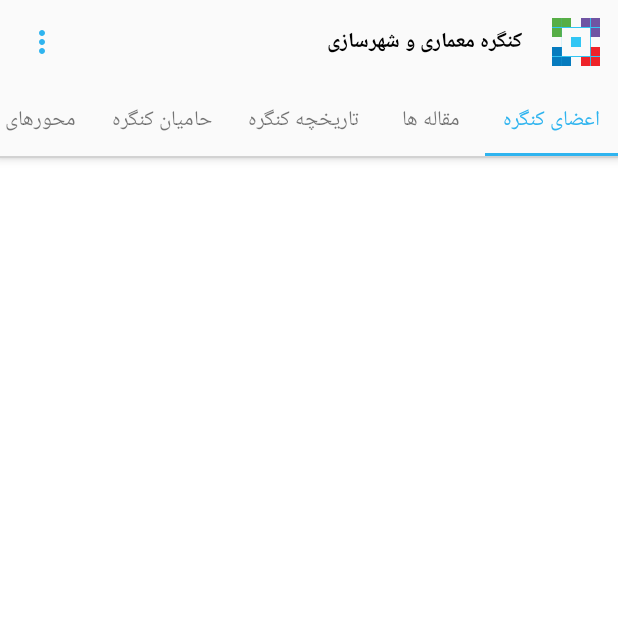
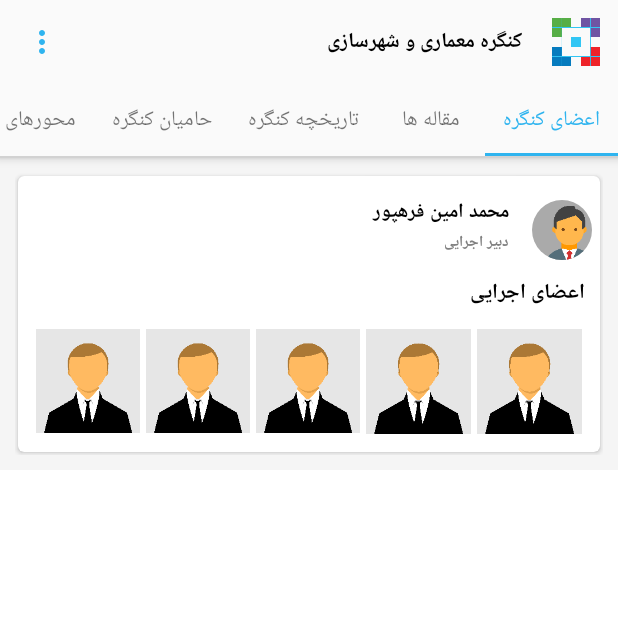
Before and after one commit to ammorteza/ArchitectureConference, an Android app: the MainActivity screen opened directly, with no data from a screen before it, tab 5 chosen, on a phone screen of 412 x 824 dp, the top half of it. Run offline under Robolectric (Android 15) with nearby library versions, the phone set to English and light mode, and no system bars.

Commit message:
start making members tab 1395/10/6

```diff
--- a/app/src/main/java/com/ammorteza/architectureconference/MainActivity.java
+++ b/app/src/main/java/com/ammorteza/architectureconference/MainActivity.java
@@ -1,7 +1,6 @@
 package com.ammorteza.architectureconference;
 
 import android.app.Dialog;
-import android.content.Context;
 import android.graphics.Typeface;
 import android.graphics.drawable.ColorDrawable;
 import android.support.annotation.Nullable;
@@ -9,7 +8,6 @@ import android.support.design.widget.TabLayout;
 import android.support.v4.app.Fragment;
 import android.support.v4.app.FragmentManager;
 import android.support.v4.app.FragmentStatePagerAdapter;
-import android.support.v4.view.PagerAdapter;
 import android.support.v4.view.ViewPager;
 import android.support.v7.app.ActionBar;
 import android.support.v7.app.AppCompatActivity;
@@ -24,15 +22,11 @@ import android.view.View;
 import android.view.ViewGroup;
 import android.view.Window;
 import android.view.WindowManager;
-import android.view.animation.AnimationUtils;
 import android.widget.ImageView;
 import android.widget.LinearLayout;
 import android.widget.PopupMenu;
 import android.widget.RadioGroup;
 import android.widget.TextView;
-import android.widget.ViewFlipper;
-
-import com.cepheuen.progresspageindicator.ProgressPageIndicator;
 
 /**
  * An example full-screen activity that shows and hides the system UI (i.e.
@@ -70,7 +64,7 @@ public class MainActivity extends AppCompatActivity {
         switch (view.getId())
         {
             case R.id.conItem1:
-                LoadBigImage.createResizedImageViewWithoutPlaceHolderFromAssets(MainActivity.this , (ImageView)dialog.findViewById(R.id.con_dialog_img) , "con_part1_4.jpg");
+                LoadBigImage.createResizedImageViewWithoutPlaceHolderFromAssets(MainActivity.this , (ImageView)dialog.findViewById(R.id.con_dialog_img) , "con_part1_4.png");
                 ((TextView)dialog.findViewById(R.id.con_dialog_subject)).setText("معماری و شهرسازی مدرن");
                 ((TextView)dialog.findViewById(R.id.con_dialog_name)).setText("دکتر مترجم");
                 ((TextView)dialog.findViewById(R.id.con_dialog_desc)).setText("ساخت و ساز، بنا کردن آبادی ها و راهکارهای شکل گیری آن از دیرباز مورد توجه انسان بوده است. ");
@@ -78,7 +72,7 @@ public class MainActivity extends AppCompatActivity {
                 Log.d("11111111", "111111111111111111");
                 break;
             case R.id.conItem2:
-                LoadBigImage.createResizedImageViewWithoutPlaceHolderFromAssets(MainActivity.this , (ImageView)dialog.findViewById(R.id.con_dialog_img) , "con_part1_4.jpg");
+                LoadBigImage.createResizedImageViewWithoutPlaceHolderFromAssets(MainActivity.this , (ImageView)dialog.findViewById(R.id.con_dialog_img) , "con_part1_4.png");
                 Log.d("222222222", "22222222222222");
                 break;
         }
@@ -146,19 +140,19 @@ public class MainActivity extends AppCompatActivity {
                     LoadBigImage.createResizedImageViewWithoutPlaceHolderFromAssets(getContext() , (ImageView)view.findViewById(R.id.con_banner1) , "irancell_banner.png");
                     LoadBigImage.createResizedImageViewWithoutPlaceHolderFromAssets(getContext() , (ImageView)view.findViewById(R.id.con_banner2) , "irancell_banner1.png");
                     LoadBigImage.createResizedImageViewWithoutPlaceHolderFromAssets(getContext() , (ImageView)view.findViewById(R.id.con_banner3) , "irancell_banner2.png");
-                    LoadBigImage.createResizedImageViewWithoutPlaceHolderFromAssets(getContext() , (ImageView)view.findViewById(R.id.con_part1_img1) , "con_part1_4.jpg");
-                    LoadBigImage.createResizedImageViewWithoutPlaceHolderFromAssets(getContext() , (ImageView)view.findViewById(R.id.con_part1_img2) , "con_part1_4.jpg");
-                    LoadBigImage.createResizedImageViewWithoutPlaceHolderFromAssets(getContext() , (ImageView)view.findViewById(R.id.con_part1_img3) , "con_part1_4.jpg");
-                    LoadBigImage.createResizedImageViewWithoutPlaceHolderFromAssets(getContext() , (ImageView)view.findViewById(R.id.con_part1_img4) , "con_part1_4.jpg");
-                    LoadBigImage.createResizedImageViewWithoutPlaceHolderFromAssets(getContext() , (ImageView)view.findViewById(R.id.con_part1_img5) , "con_part1_4.jpg");
-                    LoadBigImage.createResizedImageViewWithoutPlaceHolderFromAssets(getContext() , (ImageView)view.findViewById(R.id.con_part1_img6) , "con_part1_4.jpg");
+                    LoadBigImage.createResizedImageViewWithoutPlaceHolderFromAssets(getContext() , (ImageView)view.findViewById(R.id.con_part1_img1) , "con_part1_4.png");
+                    LoadBigImage.createResizedImageViewWithoutPlaceHolderFromAssets(getContext() , (ImageView)view.findViewById(R.id.con_part1_img2) , "con_part1_4.png");
+                    LoadBigImage.createResizedImageViewWithoutPlaceHolderFromAssets(getContext() , (ImageView)view.findViewById(R.id.con_part1_img3) , "con_part1_4.png");
+                    LoadBigImage.createResizedImageViewWithoutPlaceHolderFromAssets(getContext() , (ImageView)view.findViewById(R.id.con_part1_img4) , "con_part1_4.png");
+                    LoadBigImage.createResizedImageViewWithoutPlaceHolderFromAssets(getContext() , (ImageView)view.findViewById(R.id.con_part1_img5) , "con_part1_4.png");
+                    LoadBigImage.createResizedImageViewWithoutPlaceHolderFromAssets(getContext() , (ImageView)view.findViewById(R.id.con_part1_img6) , "con_part1_4.png");
                     LoadBigImage.createResizedImageViewWithoutPlaceHolderFromAssets(getContext() , (ImageView)view.findViewById(R.id.con_lunch_time) , "lunch_time.png");
-                    LoadBigImage.createResizedImageViewWithoutPlaceHolderFromAssets(getContext() , (ImageView)view.findViewById(R.id.con_part2_img1) , "con_part1_4.jpg");
-                    LoadBigImage.createResizedImageViewWithoutPlaceHolderFromAssets(getContext() , (ImageView)view.findViewById(R.id.con_part2_img2) , "con_part1_4.jpg");
-                    LoadBigImage.createResizedImageViewWithoutPlaceHolderFromAssets(getContext() , (ImageView)view.findViewById(R.id.con_part2_img3) , "con_part1_4.jpg");
-                    LoadBigImage.createResizedImageViewWithoutPlaceHolderFromAssets(getContext() , (ImageView)view.findViewById(R.id.con_part2_img4) , "con_part1_4.jpg");
-                    LoadBigImage.createResizedImageViewWithoutPlaceHolderFromAssets(getContext() , (ImageView)view.findViewById(R.id.con_part2_img5) , "con_part1_4.jpg");
-                    LoadBigImage.createResizedImageViewWithoutPlaceHolderFromAssets(getContext() , (ImageView)view.findViewById(R.id.con_part2_img6) , "con_part1_4.jpg");
+                    LoadBigImage.createResizedImageViewWithoutPlaceHolderFromAssets(getContext() , (ImageView)view.findViewById(R.id.con_part2_img1) , "con_part1_4.png");
+                    LoadBigImage.createResizedImageViewWithoutPlaceHolderFromAssets(getContext() , (ImageView)view.findViewById(R.id.con_part2_img2) , "con_part1_4.png");
+                    LoadBigImage.createResizedImageViewWithoutPlaceHolderFromAssets(getContext() , (ImageView)view.findViewById(R.id.con_part2_img3) , "con_part1_4.png");
+                    LoadBigImage.createResizedImageViewWithoutPlaceHolderFromAssets(getContext() , (ImageView)view.findViewById(R.id.con_part2_img4) , "con_part1_4.png");
+                    LoadBigImage.createResizedImageViewWithoutPlaceHolderFromAssets(getContext() , (ImageView)view.findViewById(R.id.con_part2_img5) , "con_part1_4.png");
+                    LoadBigImage.createResizedImageViewWithoutPlaceHolderFromAssets(getContext() , (ImageView)view.findViewById(R.id.con_part2_img6) , "con_part1_4.png");
                     break;
                 case 2:
                     LoadBigImage.createResizedImageViewWithoutPlaceHolderFromAssets(getContext() , (ImageView)view.findViewById(R.id.supportersMirasLogo) , "miras_logo.png");
@@ -177,6 +171,18 @@ public class MainActivity extends AppCompatActivity {
                     LoadBigImage.createResizedImageViewWithoutPlaceHolderFromAssets(getContext() , (ImageView)view.findViewById(R.id.rahVaShahrsaziLogo) , "_iran_logo.png");
                     LoadBigImage.createResizedImageViewWithoutPlaceHolderFromAssets(getContext() , (ImageView)view.findViewById(R.id.shoraLogo) , "shoraye_eslami_logo.png");
                     LoadBigImage.createResizedImageViewWithoutPlaceHolderFromAssets(getContext() , (ImageView)view.findViewById(R.id.shabake5Logo) , "shabake_5_logo.png");
+                    break;
+                case 3:
+                    break;
+                case 4:
+                    break;
+                case 5:
+                    LoadBigImage.createResizedImageViewWithoutPlaceHolderFromAssets(getContext() , (ImageView)view.findViewById(R.id.execAdmin) , "con_part1_4.png");
+                    LoadBigImage.createResizedImageViewWithoutPlaceHolderFromAssets(getContext() , (ImageView)view.findViewById(R.id.exec1) , "member.png");
+                    LoadBigImage.createResizedImageViewWithoutPlaceHolderFromAssets(getContext() , (ImageView)view.findViewById(R.id.exec2) , "member.png");
+                    LoadBigImage.createResizedImageViewWithoutPlaceHolderFromAssets(getContext() , (ImageView)view.findViewById(R.id.exec3) , "member.png");
+                    LoadBigImage.createResizedImageViewWithoutPlaceHolderFromAssets(getContext() , (ImageView)view.findViewById(R.id.exec4) , "member.png");
+                    LoadBigImage.createResizedImageViewWithoutPlaceHolderFromAssets(getContext() , (ImageView)view.findViewById(R.id.exec5) , "member.png");
                     break;
             }
 
@@ -233,6 +239,18 @@ public class MainActivity extends AppCompatActivity {
                     View viewSupporters = inflater.inflate(R.layout.fragment_supporters_fragment_layout, container, false);
                     loadImages(viewSupporters , tabPosition);
                     return viewSupporters;
+                case 3:
+                    View viewHistory = inflater.inflate(R.layout.fragment_history_fragment_layout, container, false);
+                    loadImages(viewHistory , tabPosition);
+                    return viewHistory;
+                case 4:
+                    View viewArticles = inflater.inflate(R.layout.fragment_articles_fragment_layout, container, false);
+                    loadImages(viewArticles , tabPosition);
+                    return viewArticles;
+                case 5:
+                    View viewMembers = inflater.inflate(R.layout.fragment_members_fragment_layout, container, false);
+                    loadImages(viewMembers , tabPosition);
+                    return viewMembers;
             }
             return null;
         }
--- /dev/null
+++ b/app/src/main/java/com/ammorteza/architectureconference/ResizableLinearLayout.java
@@ -0,0 +1,41 @@
+package com.ammorteza.architectureconference;
+
+import android.content.Context;
+import android.graphics.drawable.Drawable;
+import android.util.AttributeSet;
+import android.view.View;
+import android.widget.ImageView;
+import android.widget.LinearLayout;
+
+/**
+ * Created by ammorteza on 12/26/16.
+ */
+public class ResizableLinearLayout extends LinearLayout {
+
+    public ResizableLinearLayout(Context context, AttributeSet attrs) {
+        super(context, attrs);
+    }
+
+    @Override
+    protected void onMeasure(int widthMeasureSpec, int heightMeasureSpec){
+        int widthMode = MeasureSpec.getMode(widthMeasureSpec);
+        int widthSize = MeasureSpec.getSize(widthMeasureSpec);
+        int heightMode = MeasureSpec.getMode(heightMeasureSpec);
+        int heightSize = MeasureSpec.getSize(heightMeasureSpec);
+
+        int size;
+        if(widthMode == MeasureSpec.EXACTLY && widthSize > 0){
+            size = widthSize;
+        }
+        else if(heightMode == MeasureSpec.EXACTLY && heightSize > 0){
+            size = heightSize;
+        }
+        else{
+            size = widthSize < heightSize ? widthSize : heightSize;
+        }
+
+        int finalMeasureSpec = MeasureSpec.makeMeasureSpec(size, MeasureSpec.EXACTLY);
+        super.onMeasure(finalMeasureSpec, finalMeasureSpec);
+    }
+
+}
--- a/app/src/main/res/anim/pull_in_left.xml
+++ b/app/src/main/res/anim/pull_in_left.xml
@@ -1,6 +1,6 @@
 <?xml version="1.0" encoding="utf-8"?>
 <translate xmlns:android="http://schemas.android.com/apk/res/android"
-    android:duration="300"
+    android:duration="700"
     android:fromXDelta="-100%"
     android:toXDelta="0%"
     android:interpolator="@android:anim/decelerate_interpolator"/>
--- a/app/src/main/res/anim/push_out_right.xml
+++ b/app/src/main/res/anim/push_out_right.xml
@@ -1,6 +1,6 @@
 <?xml version="1.0" encoding="utf-8"?>
 <translate xmlns:android="http://schemas.android.com/apk/res/android"
-    android:duration="300"
+    android:duration="700"
     android:fromXDelta="0%"
     android:interpolator="@android:anim/decelerate_interpolator"
     android:toXDelta="100%" />
--- /dev/null
+++ b/app/src/main/res/layout/fragment_articles_fragment_layout.xml
@@ -0,0 +1,19 @@
+<app:android.support.v4.widget.NestedScrollView
+    xmlns:android="http://schemas.android.com/apk/res/android"
+    xmlns:tools="http://schemas.android.com/tools"
+    xmlns:card_view="http://schemas.android.com/apk/res-auto"
+    android:layout_width="match_parent"
+    android:layout_height="match_parent"
+    xmlns:app="http://schemas.android.com/apk/res-auto"
+    app:layout_behavior="@string/appbar_scrolling_view_behavior"
+    tools:context=".MainActivity">
+    <LinearLayout
+        android:id="@+id/topics_main_layout"
+        android:layout_width="match_parent"
+        android:layout_height="wrap_content"
+        android:orientation="vertical"
+        android:padding="10dp"
+        android:background="#f5f5f5">
+
+    </LinearLayout>
+</app:android.support.v4.widget.NestedScrollView>
--- /dev/null
+++ b/app/src/main/res/layout/fragment_history_fragment_layout.xml
@@ -0,0 +1,19 @@
+<app:android.support.v4.widget.NestedScrollView
+    xmlns:android="http://schemas.android.com/apk/res/android"
+    xmlns:tools="http://schemas.android.com/tools"
+    xmlns:card_view="http://schemas.android.com/apk/res-auto"
+    android:layout_width="match_parent"
+    android:layout_height="match_parent"
+    xmlns:app="http://schemas.android.com/apk/res-auto"
+    app:layout_behavior="@string/appbar_scrolling_view_behavior"
+    tools:context=".MainActivity">
+    <LinearLayout
+        android:id="@+id/topics_main_layout"
+        android:layout_width="match_parent"
+        android:layout_height="wrap_content"
+        android:orientation="vertical"
+        android:padding="10dp"
+        android:background="#f5f5f5">
+
+    </LinearLayout>
+</app:android.support.v4.widget.NestedScrollView>
--- /dev/null
+++ b/app/src/main/res/layout/fragment_members_fragment_layout.xml
@@ -0,0 +1,19 @@
+<app:android.support.v4.widget.NestedScrollView
+    xmlns:android="http://schemas.android.com/apk/res/android"
+    xmlns:tools="http://schemas.android.com/tools"
+    xmlns:card_view="http://schemas.android.com/apk/res-auto"
+    android:layout_width="match_parent"
+    android:layout_height="match_parent"
+    xmlns:app="http://schemas.android.com/apk/res-auto"
+    app:layout_behavior="@string/appbar_scrolling_view_behavior"
+    tools:context=".MainActivity">
+    <LinearLayout
+        android:id="@+id/topics_main_layout"
+        android:layout_width="match_parent"
+        android:layout_height="wrap_content"
+        android:orientation="vertical"
+        android:padding="10dp"
+        android:background="#f5f5f5">
+        <include layout="@layout/member_exec_layout"></include>
+    </LinearLayout>
+</app:android.support.v4.widget.NestedScrollView>
--- /dev/null
+++ b/app/src/main/res/layout/member_exec_layout.xml
@@ -0,0 +1,133 @@
+<?xml version="1.0" encoding="utf-8"?>
+<android.support.v7.widget.CardView
+    xmlns:android="http://schemas.android.com/apk/res/android"
+    xmlns:tools="http://schemas.android.com/tools"
+    xmlns:card_view="http://schemas.android.com/apk/res-auto"
+    android:id="@+id/conItem1"
+    android:layout_width="match_parent"
+    android:layout_height="wrap_content"
+    android:layout_margin="2dp"
+    card_view:cardCornerRadius="4dp">
+    <LinearLayout
+        android:layout_width="match_parent"
+        android:layout_height="wrap_content"
+        android:orientation="vertical"
+        android:padding="0dp">
+        <RelativeLayout
+            android:layout_width="match_parent"
+            android:layout_height="wrap_content"
+            android:orientation="vertical"
+            android:layout_marginRight="5dp"
+            android:layout_marginBottom="10dp"
+            android:layout_marginLeft="5dp"
+            android:layout_marginTop="10dp">
+            <LinearLayout
+                android:layout_width="match_parent"
+                android:layout_height="wrap_content"
+                android:layout_marginRight="55dp"
+                android:layout_alignParentRight="true"
+                android:layout_centerVertical="true"
+                android:orientation="vertical">
+                <TextView
+                    android:layout_width="match_parent"
+                    android:layout_height="wrap_content"
+                    android:textSize="13sp"
+                    android:textStyle="bold"
+                    android:layout_gravity="right"
+                    android:textColor="@android:color/black"
+                    android:text="محمد امین فرهپور"/>
+                <TextView
+                    android:layout_width="match_parent"
+                    android:layout_height="wrap_content"
+                    android:textSize="10sp"
+                    android:textStyle="bold"
+                    android:layout_gravity="right"
+                    android:textColor="@android:color/tab_indicator_text"
+                    android:text="دبیر اجرایی"/>
+            </LinearLayout>
+            <android.support.v7.widget.CardView
+                android:layout_width="40dp"
+                android:layout_height="40dp"
+                android:layout_marginTop="6dp"
+                card_view:cardElevation="0dp"
+                card_view:cardCornerRadius="20dp"
+                android:layout_alignParentRight="true"
+                card_view:cardPreventCornerOverlap="false"
+                card_view:cardBackgroundColor="@android:color/white">
+                <ImageView
+                    android:id="@+id/execAdmin"
+                    android:layout_width="50dp"
+                    android:layout_height="50dp"
+                    android:background="@android:color/darker_gray"/>
+            </android.support.v7.widget.CardView>
+        </RelativeLayout>
+        <TextView
+            android:layout_width="match_parent"
+            android:layout_height="wrap_content"
+            android:layout_marginRight="10dp"
+            android:gravity="right"
+            android:textColor="@android:color/black"
+            android:textStyle="bold"
+            android:text="اعضای اجرایی"/>
+        <LinearLayout
+            android:layout_width="match_parent"
+            android:layout_height="wrap_content"
+            android:padding="10dp">
+            <com.ammorteza.architectureconference.ResizableLinearLayout
+                android:layout_width="0dp"
+                android:layout_weight="1"
+                android:layout_height="wrap_content">
+                <ImageView
+                    android:id="@+id/exec1"
+                    android:layout_width="match_parent"
+                    android:adjustViewBounds="true"
+                    android:layout_height="match_parent"
+                    android:padding="2dp"/>
+            </com.ammorteza.architectureconference.ResizableLinearLayout>
+            <com.ammorteza.architectureconference.ResizableLinearLayout
+                android:layout_width="0dp"
+                android:layout_weight="1"
+                android:layout_height="wrap_content">
+                <ImageView
+                    android:id="@+id/exec2"
+                    android:layout_width="match_parent"
+                    android:adjustViewBounds="true"
+                    android:layout_height="match_parent"
+                    android:padding="2dp"/>
+            </com.ammorteza.architectureconference.ResizableLinearLayout>
+            <com.ammorteza.architectureconference.ResizableLinearLayout
+                android:layout_width="0dp"
+                android:layout_weight="1"
+                android:layout_height="wrap_content">
+                <ImageView
+                    android:id="@+id/exec3"
+                    android:layout_width="match_parent"
+                    android:adjustViewBounds="true"
+                    android:layout_height="match_parent"
+                    android:padding="2dp"/>
+            </com.ammorteza.architectureconference.ResizableLinearLayout>
+            <com.ammorteza.architectureconference.ResizableLinearLayout
+                android:layout_width="0dp"
+                android:layout_weight="1"
+                android:layout_height="wrap_content">
+                <ImageView
+                    android:id="@+id/exec4"
+                    android:layout_width="match_parent"
+                    android:adjustViewBounds="true"
+                    android:layout_height="match_parent"
+                    android:padding="2dp"/>
+            </com.ammorteza.architectureconference.ResizableLinearLayout>
+            <com.ammorteza.architectureconference.ResizableLinearLayout
+                android:layout_width="0dp"
+                android:layout_weight="1"
+                android:layout_height="wrap_content">
+                <ImageView
+                    android:id="@+id/exec5"
+                    android:layout_width="match_parent"
+                    android:adjustViewBounds="true"
+                    android:layout_height="match_parent"
+                    android:padding="2dp"/>
+            </com.ammorteza.architectureconference.ResizableLinearLayout>
+        </LinearLayout>
+    </LinearLayout>
+</android.support.v7.widget.CardView>
--- a/app/src/main/res/layout/supporter4_layout.xml
+++ b/app/src/main/res/layout/supporter4_layout.xml
@@ -157,7 +157,7 @@
                             android:textSize="8sp"
                             android:gravity="center"
                             android:textStyle="bold"
-                            android:text="اشهر همدان"/>
+                            android:text="شهر همدان"/>
                     </LinearLayout>
                 </RelativeLayout>
             </android.support.v7.widget.CardView>
```
Also changed, not shown: app/src/main/assets/img/con_part1_1.jpg (deleted), app/src/main/assets/img/con_part1_2.jpg (deleted), app/src/main/assets/img/con_part1_3.jpg (deleted), app/src/main/assets/img/con_part1_4.jpg (deleted), app/src/main/assets/img/con_part1_4.png (added), app/src/main/assets/img/member.png (added).
